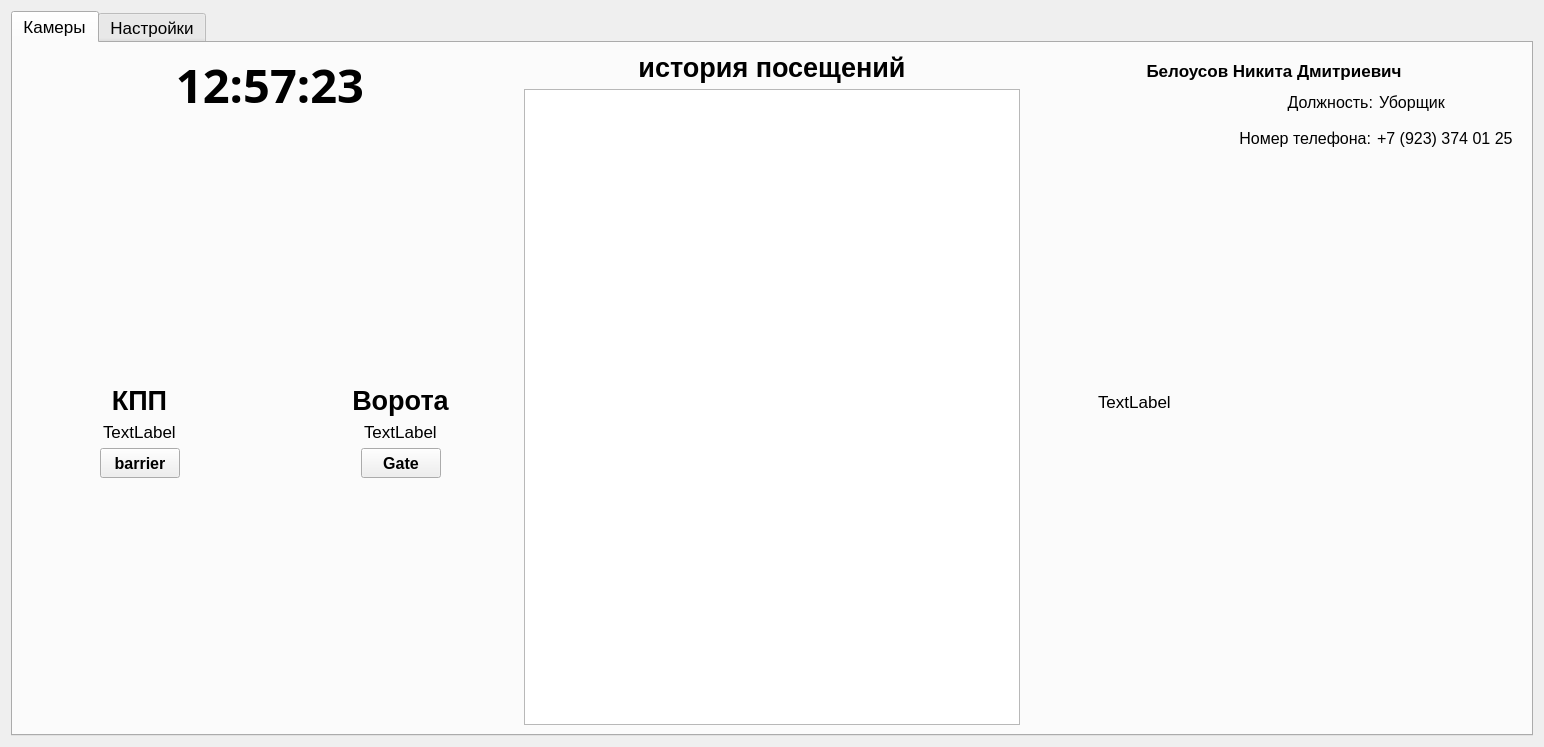
Old version of the form clientGuard/mainWindow.ui in the repository Nisitka/warehouse-security.
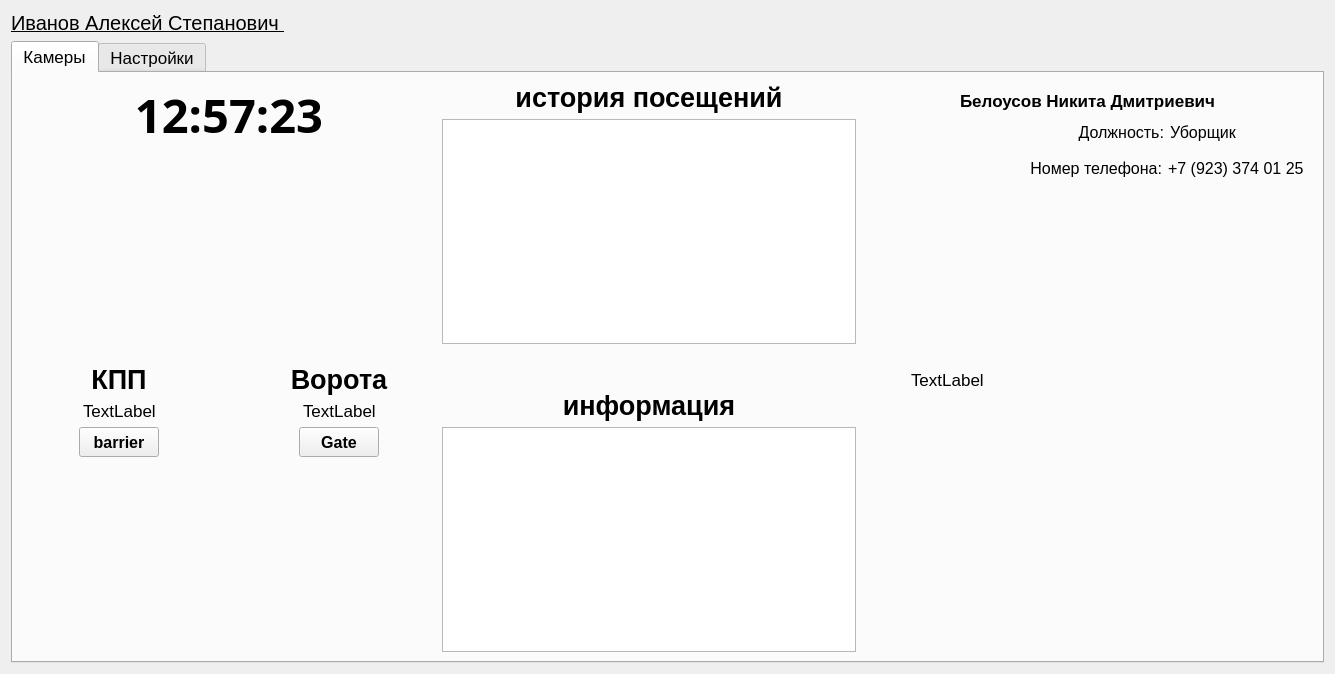
New version of the form. The open tabs and pages were chosen to show the change.

```diff
--- a/clientGuard/mainWindow.ui
+++ b/clientGuard/mainWindow.ui
@@ -6,14 +6,29 @@
    <rect>
     <x>0</x>
     <y>0</y>
-    <width>1544</width>
-    <height>747</height>
+    <width>1335</width>
+    <height>674</height>
    </rect>
   </property>
   <property name="windowTitle">
    <string>Form</string>
   </property>
-  <layout class="QHBoxLayout" name="horizontalLayout_13">
+  <layout class="QVBoxLayout" name="verticalLayout_7">
+   <item>
+    <widget class="QLabel" name="nameGuardLabel">
+     <property name="font">
+      <font>
+       <pointsize>15</pointsize>
+       <weight>50</weight>
+       <bold>false</bold>
+       <underline>true</underline>
+      </font>
+     </property>
+     <property name="text">
+      <string>Иванов Алексей Степанович </string>
+     </property>
+    </widget>
+   </item>
    <item>
     <widget class="QTabWidget" name="tabWidget">
      <property name="font">
@@ -431,6 +446,90 @@
            <item>
             <widget class="QTableWidget" name="historyTableWidget"/>
            </item>
+           <item>
+            <spacer name="verticalSpacer_10">
+             <property name="orientation">
+              <enum>Qt::Vertical</enum>
+             </property>
+             <property name="sizeType">
+              <enum>QSizePolicy::Maximum</enum>
+             </property>
+             <property name="sizeHint" stdset="0">
+              <size>
+               <width>20</width>
+               <height>40</height>
+              </size>
+             </property>
+            </spacer>
+           </item>
+           <item>
+            <layout class="QHBoxLayout" name="horizontalLayout_13">
+             <item>
+              <spacer name="horizontalSpacer_16">
+               <property name="orientation">
+                <enum>Qt::Horizontal</enum>
+               </property>
+               <property name="sizeType">
+                <enum>QSizePolicy::Fixed</enum>
+               </property>
+               <property name="sizeHint" stdset="0">
+                <size>
+                 <width>15</width>
+                 <height>20</height>
+                </size>
+               </property>
+              </spacer>
+             </item>
+             <item>
+              <widget class="QLabel" name="infoTitleLabel">
+               <property name="font">
+                <font>
+                 <pointsize>20</pointsize>
+                 <weight>75</weight>
+                 <bold>true</bold>
+                </font>
+               </property>
+               <property name="text">
+                <string>информация</string>
+               </property>
+               <property name="alignment">
+                <set>Qt::AlignCenter</set>
+               </property>
+              </widget>
+             </item>
+             <item>
+              <spacer name="horizontalSpacer_17">
+               <property name="orientation">
+                <enum>Qt::Horizontal</enum>
+               </property>
+               <property name="sizeType">
+                <enum>QSizePolicy::Fixed</enum>
+               </property>
+               <property name="sizeHint" stdset="0">
+                <size>
+                 <width>15</width>
+                 <height>20</height>
+                </size>
+               </property>
+              </spacer>
+             </item>
+            </layout>
+           </item>
+           <item>
+            <widget class="QTextEdit" name="textInfoServer">
+             <property name="enabled">
+              <bool>true</bool>
+             </property>
+             <property name="font">
+              <font>
+               <pointsize>10</pointsize>
+              </font>
+             </property>
+             <property name="textInteractionFlags">
+              <set>Qt::TextSelectableByKeyboard|Qt::TextSelectableByMouse</set>
+             </property>
+            </widget>
+           </item>
           </layout>
          </item>
          <item>
```
Left out of the diff: 15 changed lines with no effect on the pictures.
